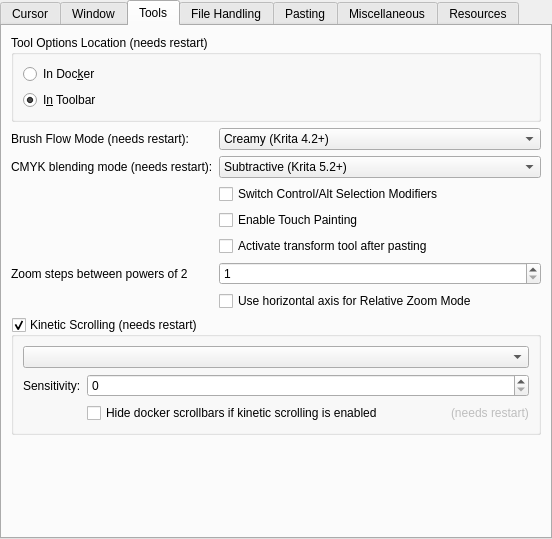
Qt form libs/ui/forms/wdggeneralsettings.ui (KDE/krita) before a commit.
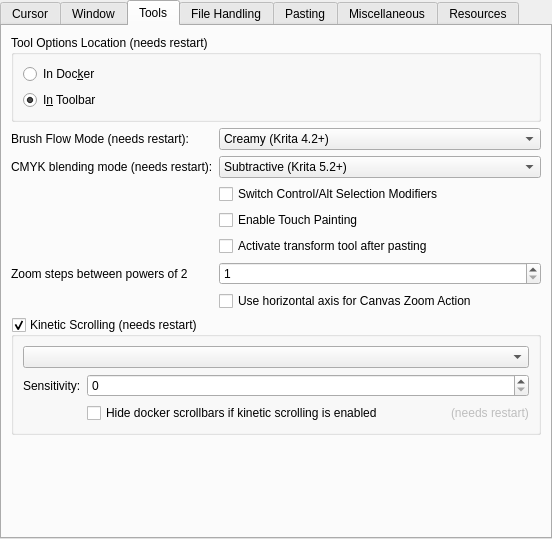
The same form after that commit. The open tabs and pages were chosen to show the change. Custom widgets are drawn as their Qt base class.

Commit message:
Fix zoomHorizontal not affecting discrete zoom
Also adjusts setting description string.

Patch:
```diff
--- a/libs/ui/forms/wdggeneralsettings.ui
+++ b/libs/ui/forms/wdggeneralsettings.ui
@@ -738,7 +738,7 @@
        <item row="7" column="1">
         <widget class="QCheckBox" name="chkZoomHorizontally">
          <property name="text">
-          <string>Use horizontal axis for Relative Zoom Mode</string>
+          <string>Use horizontal axis for Canvas Zoom Action</string>
          </property>
         </widget>
        </item>
```
The commit also changes 1 other file.
